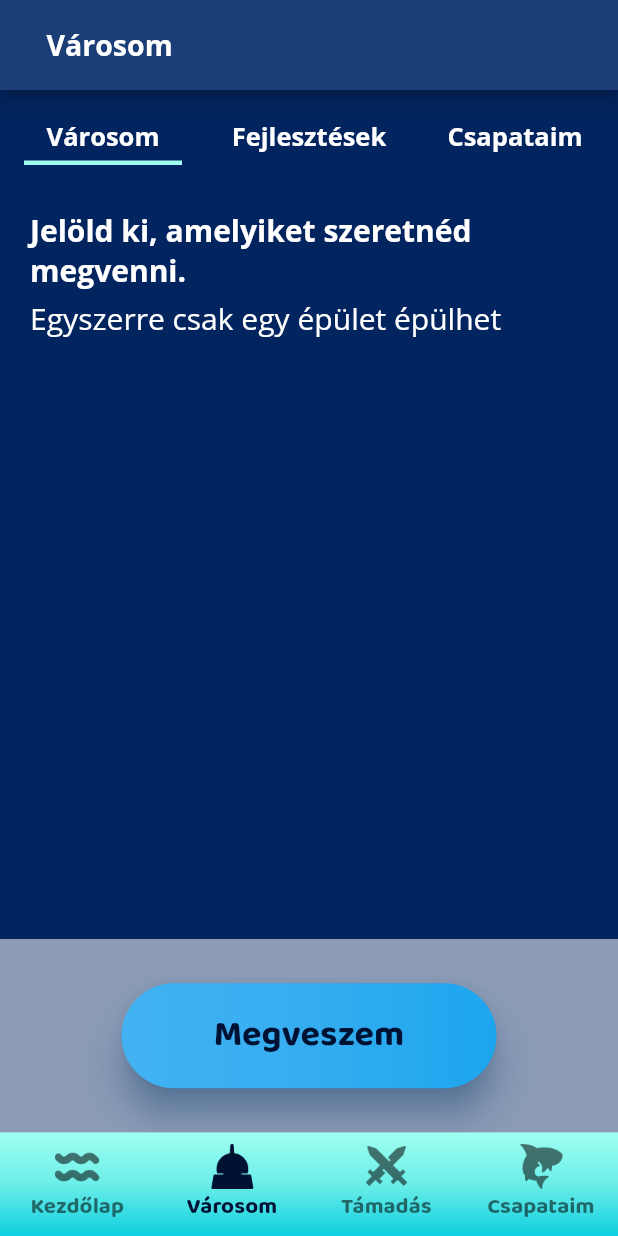
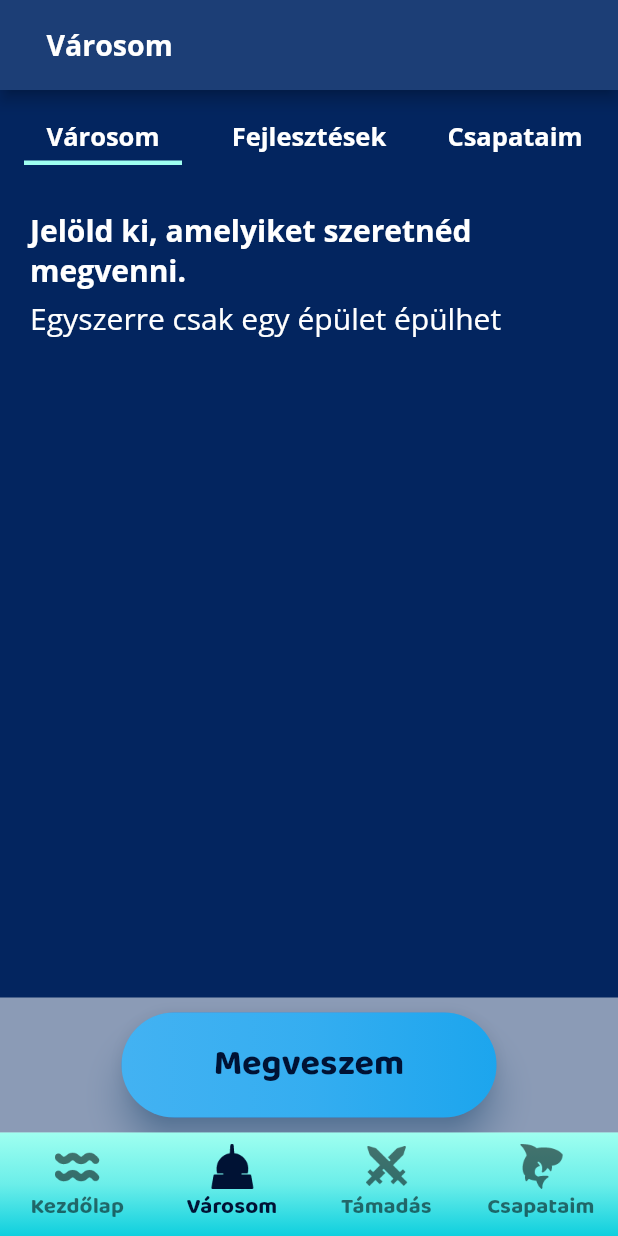
Before and after one commit to csngebnc/UnderSea, a Flutter app: the BottomNavBar screen opened directly, item 2 of the bottom bar chosen, on a phone screen of 412 x 824 dp. Run offline on Flutter 3.47's test engine with Material 2 defaults, Android fonts, the phone set to English and light mode, and no system bars; our stand-ins replace expandable, get, get_storage; missing offline and left inert: signalr_core; accounts and stored records are empty; network calls fail.

Commit message:
no longer using flex values, padding is used instead on button

```diff
--- a/frontend/flutter/undersea/lib/styles/style_constants.dart
+++ b/frontend/flutter/undersea/lib/styles/style_constants.dart
@@ -375,19 +375,20 @@ class UnderseaStyles {
         decoration: BoxDecoration(color: UnderseaStyles.menuDarkBlue),
       ),
       list,
-      Column(
+      Align(
+        alignment: Alignment.bottomCenter,
+        child: Column(
           children: [
             Expanded(
-            flex: 8,
               child: IgnorePointer(
                   child: Container(
                 decoration: BoxDecoration(color: Colors.transparent),
               )),
             ),
-          Expanded(
-              flex: 2,
-              child: Container(
+            Container(
                 decoration: BoxDecoration(color: Colors.white54),
+                child: Padding(
+                    padding: EdgeInsets.all(10),
                     child: Align(
                         alignment: Alignment.center,
                         child: ToggleableElevatedButton(
@@ -397,6 +398,7 @@ class UnderseaStyles {
                         ))))
           ],
         ),
+      )
     ]));
   }
 }
```
Lines whose indentation alone changed are shown as unchanged.
